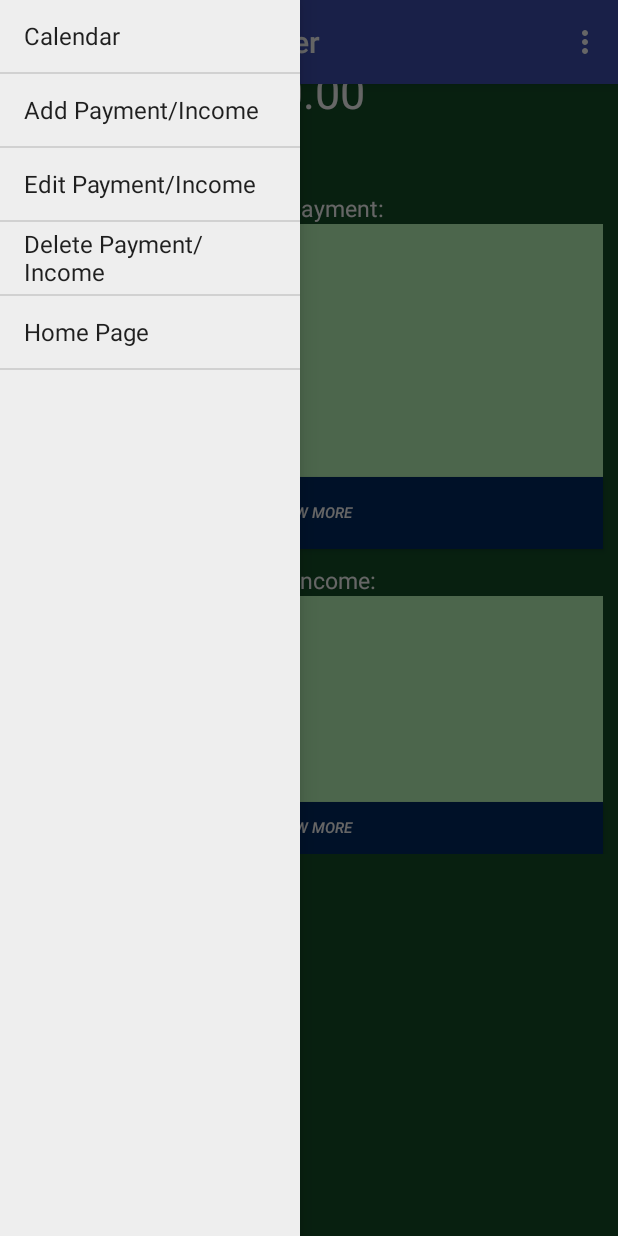
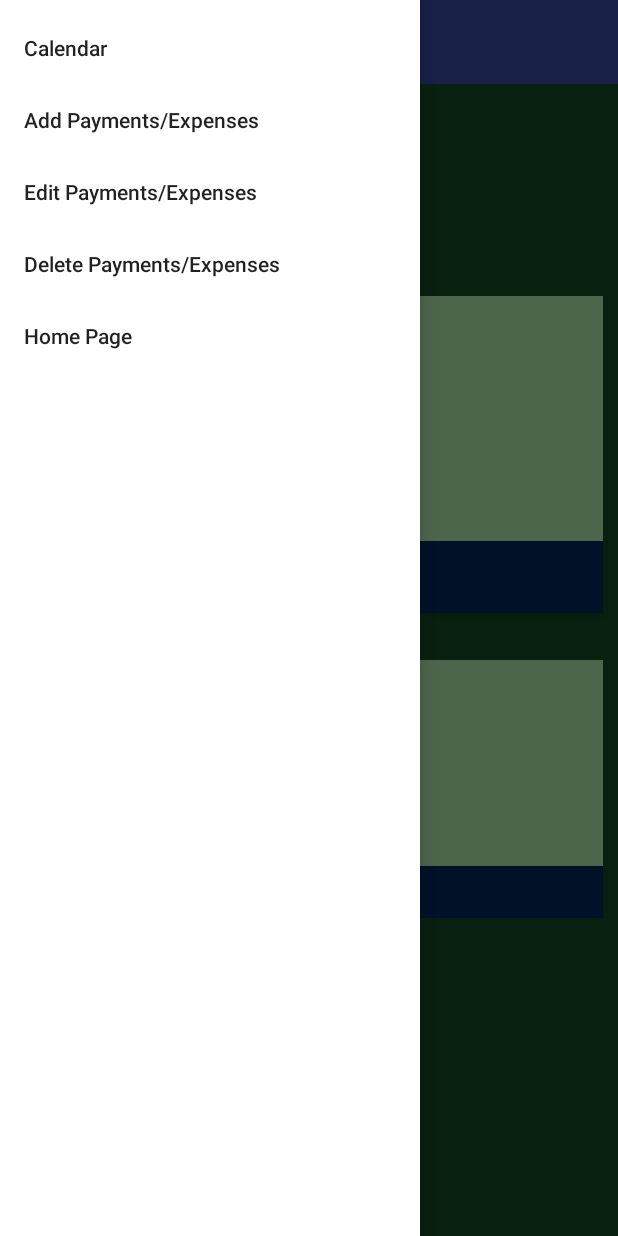
Before and after one commit to ucsdCSE110wi16/CSE110W260T2, an Android app: the screen it shows after launch (MainActivity), after a tap on "Open navigation drawer", on a phone screen of 412 x 824 dp. Run offline under Robolectric (Android 15) with nearby library versions, the phone set to English and light mode, and no system bars.

Commit message:
Vincent's 1st update on the navigation drawer

```diff
--- a/SmartBudgeter/app/build.gradle
+++ b/SmartBudgeter/app/build.gradle
@@ -26,4 +26,5 @@ dependencies {
     compile 'com.android.support:design:23.1.1'
     compile 'com.google.android.gms:play-services:8.4.0'
     compile 'com.android.support:support-v4:23.1.1'
+
 }
--- a/SmartBudgeter/app/src/main/java/com/example/kingd/hello_world/Calendar.java
+++ b/SmartBudgeter/app/src/main/java/com/example/kingd/hello_world/Calendar.java
@@ -16,7 +16,7 @@ public class Calendar extends AppCompatActivity {
     @Override
     protected void onCreate(Bundle savedInstanceState) {
         super.onCreate(savedInstanceState);
-        setContentView(R.layout.activity_calendar);
+        setContentView(R.layout.content_calendar);
         Toolbar toolbar = (Toolbar) findViewById(R.id.toolbar);
         setSupportActionBar(toolbar);
 
--- a/SmartBudgeter/app/src/main/java/com/example/kingd/hello_world/MainActivity.java
+++ b/SmartBudgeter/app/src/main/java/com/example/kingd/hello_world/MainActivity.java
@@ -1,9 +1,9 @@
 package com.example.kingd.hello_world;
 
 import android.app.FragmentManager;
-import android.content.Intent;
 import android.content.res.Configuration;
 import android.os.Bundle;
+import android.support.design.widget.NavigationView;
 import android.support.v4.app.Fragment;
 import android.support.v4.widget.DrawerLayout;
 import android.support.v7.app.ActionBarDrawerToggle;
@@ -20,24 +20,38 @@ public class MainActivity extends AppCompatActivity {
 
 /*    public static DBFetch dbFetch = new DBFetch(); */
 
-    private ListView mDrawerList;
-    private DrawerLayout mDrawerLayout;
-    private ArrayAdapter<String> mAdapter;
-    private ActionBarDrawerToggle mDrawerToggle;
-    private String mActivityTitle;
+    private DrawerLayout mDrawer;
+    private NavigationView nvDrawer;
+    private Toolbar toolbar;
+    private ActionBarDrawerToggle drawerToggle;
+
 
 
     @Override
     protected void onCreate(Bundle savedInstanceState) {
         super.onCreate(savedInstanceState);
         setContentView(R.layout.activity_main);
-        Toolbar toolbar = (Toolbar) findViewById(R.id.toolbar);
+
+        // Set a Toolbar to replace the ActionBar.
+        toolbar = (Toolbar) findViewById(R.id.toolbar);
         setSupportActionBar(toolbar);
 
+        // Find our drawer view
+        mDrawer = (DrawerLayout) findViewById(R.id.drawer_layout);
+        drawerToggle = setupDrawerToggle();
+
+
+        nvDrawer = (NavigationView) findViewById(R.id.nvView);
+        // Setup drawer view
+        setupDrawerContent(nvDrawer);
+
+        mDrawer.setDrawerListener(drawerToggle);
+
+        android.support.v4.app.FragmentManager fragmentManager = getSupportFragmentManager();
+
         if (savedInstanceState == null) {
-            homePage hPage = new homePage();
-            getSupportFragmentManager().beginTransaction()
-                    .add(R.id.fragment_container, hPage)
+            homePage mainPage = new homePage();
+            fragmentManager.beginTransaction().add(R.id.fragment_container, mainPage)
                     .addToBackStack(null)
                     .commit();
         }
@@ -45,159 +59,92 @@ public class MainActivity extends AppCompatActivity {
 
         }
 
-        //initialize the dbFetch project
- /*       dbFetch.readFromFile();
-        dbFetch.rePopulateFromRead();
-        dbFetch.sortHistoryByDate();
-        dbFetch.sortUnpaidByDate(); */
-
-        // Code for Navigation Bar
-        mDrawerList = (ListView)findViewById(R.id.navList);mDrawerLayout = (DrawerLayout)findViewById(R.id.drawer_layout);
-        mActivityTitle = getTitle().toString();
-
-        addDrawerItems();
-        setupDrawer();
-
-        getSupportActionBar().setDisplayHomeAsUpEnabled(true);
-        getSupportActionBar().setHomeButtonEnabled(true);
-
-        mDrawerToggle = new ActionBarDrawerToggle(this, mDrawerLayout,
-                R.string.drawer_open, R.string.drawer_close) {
-
-            /** Called when a drawer has settled in a completely open state. */
-            public void onDrawerOpened(View drawerView) {
     }
 
-            /** Called when a drawer has settled in a completely closed state. */
-            public void onDrawerClosed(View view) {
+    private ActionBarDrawerToggle setupDrawerToggle() {
+        return new ActionBarDrawerToggle(this, mDrawer, toolbar, R.string.drawer_open,  R.string.drawer_close);
     }
-        };
-
-/*
-        // Update Next Payment fields
-        TextView dateField = (TextView) findViewById(R.id.amountField);
-        TextView categoryField = (TextView) findViewById(R.id.categoryField);
-        TextView amountField = (TextView) findViewById(R.id.categoryField);
-        TextView notesField = (TextView) findViewById(R.id.notesField);
-        dateField.setText(""); // Replace with getters
-        categoryField.setText("");
-        amountField.setText("");
-        notesField.setText("");
 
 
-        // Update Next Income fields
-        TextView dateField2 = (TextView) findViewById(R.id.amountField2);
-        TextView categoryField2 = (TextView) findViewById(R.id.categoryField2);
-        TextView amountField2 = (TextView) findViewById(R.id.categoryField2);
-        TextView notesField2 = (TextView) findViewById(R.id.notesField2);
-        dateField2.setText(""); // Replace with getters
-        categoryField2.setText("");
-        amountField2.setText("");
-        notesField2.setText("");
-
-        // Show more payments button listener
-        Button showMorePaymentsBtn = (Button)findViewById(R.id.showMorePayments);
-
-        showMorePaymentsBtn.setOnClickListener(new View.OnClickListener() {
-            public void onClick(View v) {
-                startActivity(new Intent(MainActivity.this, showMorePayments.class));
+    private void setupDrawerContent(NavigationView navigationView) {
+        navigationView.setNavigationItemSelectedListener(
+                new NavigationView.OnNavigationItemSelectedListener() {
+                    @Override
+                    public boolean onNavigationItemSelected(MenuItem menuItem) {
+                        selectDrawerItem(menuItem);
+                        return true;
                     }
                 });
-
-        // Show more income button listener
-        Button showMoreIncomeBtn = (Button)findViewById(R.id.showMoreIncome);
-
-        showMoreIncomeBtn.setOnClickListener(new View.OnClickListener() {
-            public void onClick(View v) {
-                startActivity(new Intent(MainActivity.this, showMoreIncome.class));
-            }
-        }); */
-
     }
 
 
 
+
+
  @Override
-    public boolean onCreateOptionsMenu(Menu menu) {
-        // Inflate the menu; this adds items to the action bar if it is present.
-        getMenuInflater().inflate(R.menu.menu_main, menu);
+  public boolean onOptionsItemSelected(MenuItem item) {
+      if (drawerToggle.onOptionsItemSelected(item)) {
           return true;
       }
-
-
-    private void addDrawerItems() {
-        String[] osArray = { "Calendar", "Add Payment/Income", "Edit Payment/Income",
-                "Delete Payment/Income", "Home Page" };
-        mAdapter = new ArrayAdapter<String>(this, android.R.layout.simple_list_item_1, osArray);
-        mDrawerList.setAdapter(mAdapter);
-
-        mDrawerList.setOnItemSelectedListener(new AdapterView.OnItemSelectedListener() {
-            @Override
-            public void onItemSelected(AdapterView<?> parent, View view, int position, long id) {
-                Bundle args = new Bundle();
-                Intent intent = new Intent(MainActivity.this, Calendar.class);
-                startActivity(intent);
+      return super.onOptionsItemSelected(item);
   }
 
-            @Override
-            public void onNothingSelected(AdapterView<?> parent) {
-
-            }
-        });
-    }
-
-    private void setupDrawer() {
-        mDrawerToggle = new ActionBarDrawerToggle(this, mDrawerLayout, R.string.drawer_open, R.string.drawer_close) {
-
-            /** Called when a drawer has settled in a completely open state. */
-            public void onDrawerOpened(View drawerView) {
-                super.onDrawerOpened(drawerView);
-                getSupportActionBar().setTitle("Smart Budgeter");
-                invalidateOptionsMenu(); // creates call to onPrepareOptionsMenu()
-            }
-
-            /** Called when a drawer has settled in a completely closed state. */
-            public void onDrawerClosed(View view) {
-                super.onDrawerClosed(view);
-                getSupportActionBar().setTitle(mActivityTitle);
-                invalidateOptionsMenu(); // creates call to onPrepareOptionsMenu()
-            }
-        };
-
-        mDrawerToggle.setDrawerIndicatorEnabled(true);
-        mDrawerLayout.setDrawerListener(mDrawerToggle);
-    }
-
+    // Make sure this is the method with just `Bundle` as the signature
     @Override
     protected void onPostCreate(Bundle savedInstanceState) {
         super.onPostCreate(savedInstanceState);
         // Sync the toggle state after onRestoreInstanceState has occurred.
-        mDrawerToggle.syncState();
+        drawerToggle.syncState();
     }
+
+    public void selectDrawerItem(MenuItem menuItem) {
+        // Create a new fragment and specify the planet to show based on
+        // position
+        Fragment fragment = null;
+
+        Class fragmentClass;
+        switch(menuItem.getItemId()) {
+            case R.id.nav_first_fragment:
+                fragmentClass = CalendarFragment.class;
+                break;
+            case R.id.nav_second_fragment:
+                fragmentClass = CalendarFragment.class;
+                break;
+            case R.id.nav_third_fragment:
+                fragmentClass = CalendarFragment.class;
+                break;
+            case R.id.nav_fourth_fragment:
+                fragmentClass = CalendarFragment.class;
+                break;
+            case R.id.nav_fifth_fragment:
+                fragmentClass = homePage.class;
+                break;
+            default:
+                fragmentClass = homePage.class;
+        }
+
+        try {
+            fragment = (Fragment) fragmentClass.newInstance();
+        } catch (Exception e) {
+            e.printStackTrace();
+        }
+
+        // Insert the fragment by replacing any existing fragment
+        android.support.v4.app.FragmentManager fragmentManager = getSupportFragmentManager();
+        fragmentManager.beginTransaction().replace(R.id.fragment_container, fragment).commit();
+
+        // Highlight the selected item, update the title, and close the drawer
+        menuItem.setChecked(true);
+        setTitle(menuItem.getTitle());
+        mDrawer.closeDrawers();
+    }
+
 
     @Override
     public void onConfigurationChanged(Configuration newConfig) {
         super.onConfigurationChanged(newConfig);
-        mDrawerToggle.onConfigurationChanged(newConfig);
+        // Pass any configuration change to the drawer toggles
+        drawerToggle.onConfigurationChanged(newConfig);
     }
 
-    @Override
-    public boolean onOptionsItemSelected(MenuItem item) {
-        // Handle action bar item clicks here. The action bar will
-        // automatically handle clicks on the Home/Up button, so long
-        // as you specify a parent activity in AndroidManifest.xml.
-        int id = item.getItemId();
-
-        //noinspection SimplifiableIfStatement
-        if (id == R.id.action_settings) {
-            return true;
 }
-
-        // Activate the navigation drawer toggle
-        if (mDrawerToggle.onOptionsItemSelected(item)) {
-            return true;
-        }
-
-        return super.onOptionsItemSelected(item);
-    }
-}
--- a/SmartBudgeter/app/src/main/java/com/example/kingd/hello_world/homePage.java
+++ b/SmartBudgeter/app/src/main/java/com/example/kingd/hello_world/homePage.java
@@ -76,8 +76,8 @@ public class homePage extends Fragment {
                              Bundle savedInstanceState) {
         // Inflate the layout for this fragment
         FragmentActivity faActivity = (FragmentActivity) super.getActivity();
-        LinearLayout llayout = (LinearLayout) inflater.inflate(R.layout.content_main, container,
-                false);
+        LinearLayout llayout = (LinearLayout) inflater.inflate(R.layout.content_main
+                , container, false);
 
         // Update Next Payment fields
         TextView dateField = (TextView) llayout.findViewById(R.id.amountField);
--- a/SmartBudgeter/app/src/main/res/layout/activity_main.xml
+++ b/SmartBudgeter/app/src/main/res/layout/activity_main.xml
@@ -2,49 +2,56 @@
 
 <android.support.v4.widget.DrawerLayout
     xmlns:android="http://schemas.android.com/apk/res/android"
-    xmlns:tools="http://schemas.android.com/tools"
+    xmlns:app="http://schemas.android.com/apk/res-auto"
     android:id="@+id/drawer_layout"
     android:layout_width="match_parent"
     android:layout_height="match_parent">
 
-    <android.support.design.widget.CoordinatorLayout xmlns:android="http://schemas.android.com/apk/res/android"
-        xmlns:app="http://schemas.android.com/apk/res-auto"
-        xmlns:tools="http://schemas.android.com/tools"
+    <!-- This LinearLayout represents the contents of the screen  -->
+    <LinearLayout
         android:layout_width="match_parent"
         android:layout_height="match_parent"
-        android:fitsSystemWindows="true"
-        tools:context="com.example.kingd.hello_world.MainActivity">
+        android:orientation="vertical">
 
-        <android.support.design.widget.AppBarLayout
+        <!-- The ActionBar displayed at the top -->
+        <android.support.v7.widget.Toolbar
+            xmlns:android="http://schemas.android.com/apk/res/android"
+            xmlns:app="http://schemas.android.com/apk/res-auto"
+            android:id="@+id/toolbar"
+            android:layout_height="wrap_content"
             android:layout_width="match_parent"
-            android:layout_height="wrap_content"
-            android:theme="@style/AppTheme.AppBarOverlay">
+            android:fitsSystemWindows="true"
+            app:theme="@style/ThemeOverlay.AppCompat.Dark.ActionBar"
+            android:background="?attr/colorPrimary"
+            app:popupTheme="@style/AppTheme.PopupOverlay" />
 
-            <android.support.v7.widget.Toolbar
-                android:id="@+id/toolbar"
-                android:layout_width="match_parent"
-                android:layout_height="?attr/actionBarSize"
-                android:background="?attr/colorPrimary"
-                app:popupTheme="@style/AppTheme.PopupOverlay" />
+        <!-- The main content view where fragments are loaded -->
+        <FrameLayout
+            android:id="@+id/fragment_container"
+            android:layout_width="match_parent"
+            android:layout_height="match_parent" />
+    </LinearLayout>
 
-        </android.support.design.widget.AppBarLayout>
 <!--
         <include layout="@layout/content_main" />
 -->
 
-        <FrameLayout
-            android:id="@+id/fragment_container"
-            android:layout_width="match_parent"
-            android:layout_height="match_parent"></FrameLayout>
+    <!-- The navigation drawer that comes from the left -->
+    <!-- Note that `android:layout_gravity` needs to be set to 'start' -->
+    <android.support.design.widget.NavigationView
+        android:id="@+id/nvView"
+        android:layout_width="wrap_content"
+        android:layout_height="match_parent"
+        android:layout_gravity="start"
+        android:background="@android:color/white"
+        app:menu="@menu/drawer_view" />
 
-    </android.support.design.widget.CoordinatorLayout>
-
-    <!-- Side navigation drawer UI -->
+    <!-- Side navigation drawer UI
     <ListView
         android:id="@+id/navList"
         android:layout_width="200dp"
         android:layout_height="match_parent"
         android:layout_gravity="left|start"
         android:background="#ffeeeeee"/>
-
+ -->
 </android.support.v4.widget.DrawerLayout>
--- a/SmartBudgeter/app/src/main/res/layout/fragment_home_page.xml
+++ b/SmartBudgeter/app/src/main/res/layout/fragment_home_page.xml
@@ -87,7 +87,8 @@
                     android:textAppearance="?android:attr/textAppearanceLarge"
                     android:text="Date:"
                     android:id="@+id/dateText"
-                    android:layout_margin="3dp" />
+                    android:layout_margin="3dp"
+                    android:textColor="#000000" />
 
                 <TextView
                     android:layout_width="wrap_content"
@@ -98,7 +99,8 @@
                     android:layout_below="@+id/dateText"
                     android:layout_alignParentLeft="true"
                     android:layout_alignParentStart="true"
-                    android:layout_margin="3dp" />
+                    android:layout_margin="3dp"
+                    android:textColor="#000000" />
 
                 <TextView
                     android:layout_width="wrap_content"
@@ -109,7 +111,8 @@
                     android:layout_below="@+id/categoryText"
                     android:layout_alignParentLeft="true"
                     android:layout_alignParentStart="true"
-                    android:layout_margin="3dp" />
+                    android:layout_margin="3dp"
+                    android:textColor="#000000" />
 
                 <TextView
                     android:layout_width="wrap_content"
@@ -123,7 +126,8 @@
                     android:layout_toEndOf="@+id/amountText"
                     android:password="false"
                     android:layout_alignTop="@+id/amountText"
-                    android:layout_toRightOf="@+id/amountText" />
+                    android:layout_toRightOf="@+id/amountText"
+                    android:textColor="#000000" />
 
                 <TextView
                     android:layout_width="wrap_content"
@@ -136,7 +140,8 @@
                     android:layout_above="@+id/amountField"
                     android:layout_alignTop="@+id/categoryText"
                     android:layout_toRightOf="@+id/categoryText"
-                    android:layout_toEndOf="@+id/categoryText" />
+                    android:layout_toEndOf="@+id/categoryText"
+                    android:textColor="#000000" />
 
                 <TextView
                     android:layout_width="wrap_content"
@@ -150,7 +155,8 @@
                     android:text="yyyy/mm/dd"
                     android:layout_above="@+id/categoryField"
                     android:layout_toRightOf="@+id/notesField"
-                    android:layout_toEndOf="@+id/notesField" />
+                    android:layout_toEndOf="@+id/notesField"
+                    android:textColor="#000000" />
 
                 <TextView
                     android:layout_width="wrap_content"
@@ -162,7 +168,8 @@
                     android:layout_alignStart="@+id/amountText"
                     android:layout_alignRight="@+id/categoryText"
                     android:layout_alignEnd="@+id/categoryText"
-                    android:layout_below="@+id/amountText" />
+                    android:layout_below="@+id/amountText"
+                    android:textColor="#000000" />
 
                 <TextView
                     android:layout_width="wrap_content"
@@ -227,7 +234,8 @@
                         android:textAppearance="?android:attr/textAppearanceLarge"
                         android:text="Date:"
                         android:id="@+id/dateText2"
-                        android:layout_margin="3dp" />
+                        android:layout_margin="3dp"
+                        android:textColor="#000000" />
 
                     <TextView
                         android:layout_width="wrap_content"
@@ -238,7 +246,8 @@
                         android:layout_below="@+id/dateText2"
                         android:layout_alignParentLeft="true"
                         android:layout_alignParentStart="true"
-                        android:layout_margin="3dp" />
+                        android:layout_margin="3dp"
+                        android:textColor="#000000" />
 
                     <TextView
                         android:layout_width="wrap_content"
@@ -249,7 +258,8 @@
                         android:layout_below="@+id/categoryText2"
                         android:layout_alignParentLeft="true"
                         android:layout_alignParentStart="true"
-                        android:layout_margin="3dp" />
+                        android:layout_margin="3dp"
+                        android:textColor="#000000" />
 
                     <TextView
                         android:layout_width="wrap_content"
@@ -263,7 +273,8 @@
                         android:layout_toEndOf="@+id/categoryText2"
                         android:password="false"
                         android:layout_above="@+id/notesText2"
-                        android:layout_toRightOf="@+id/categoryText2" />
+                        android:layout_toRightOf="@+id/categoryText2"
+                        android:textColor="#000000" />
 
                     <TextView
                         android:layout_width="wrap_content"
@@ -276,7 +287,8 @@
                         android:layout_alignEnd="@+id/amountField2"
                         android:layout_above="@+id/amountField2"
                         android:layout_toRightOf="@+id/categoryText2"
-                        android:layout_toEndOf="@+id/categoryText2" />
+                        android:layout_toEndOf="@+id/categoryText2"
+                        android:textColor="#000000" />
 
                     <TextView
                         android:layout_width="wrap_content"
@@ -291,7 +303,8 @@
                         android:layout_toRightOf="@+id/dateText2"
                         android:layout_toEndOf="@+id/dateText2"
                         android:textIsSelectable="false"
-                        android:text="yyyy/mm/dd" />
+                        android:text="yyyy/mm/dd"
+                        android:textColor="#000000" />
 
                     <TextView
                         android:layout_width="wrap_content"
@@ -303,7 +316,8 @@
                         android:layout_alignStart="@+id/amountText2"
                         android:layout_alignRight="@+id/categoryText2"
                         android:layout_alignEnd="@+id/categoryText2"
-                        android:layout_below="@+id/amountText2" />
+                        android:layout_below="@+id/amountText2"
+                        android:textColor="#000000" />
 
                     <TextView
                         android:layout_width="wrap_content"
--- /dev/null
+++ b/SmartBudgeter/app/src/main/res/menu/drawer_view.xml
@@ -0,0 +1,20 @@
+<menu xmlns:android="http://schemas.android.com/apk/res/android">
+
+    <group android:checkableBehavior="single">
+        <item
+            android:id="@+id/nav_first_fragment"
+            android:title="Calendar" />
+        <item
+            android:id="@+id/nav_second_fragment"
+            android:title="Add Payments/Expenses" />
+        <item
+            android:id="@+id/nav_third_fragment"
+            android:title="Edit Payments/Expenses" />
+        <item
+            android:id="@+id/nav_fourth_fragment"
+            android:title="Delete Payments/Expenses" />
+        <item
+            android:id="@+id/nav_fifth_fragment"
+            android:title="Home Page" />
+    </group>
+</menu>
--- a/SmartBudgeter/app/src/main/res/values/strings.xml
+++ b/SmartBudgeter/app/src/main/res/values/strings.xml
@@ -17,6 +17,6 @@
     <string name="title_activity_show_more_payments">showMorePayments</string>
     <string name="title_activity_show_more_income">showMoreIncome</string>
 
-<!-- TODO: Remove or change this placeholder text -->
+    <!-- TODO: Remove or change this placeholder text -->
     <string name="hello_blank_fragment">Hello blank fragment</string>
 </resources>
--- a/SmartBudgeter/app/src/main/res/values/styles.xml
+++ b/SmartBudgeter/app/src/main/res/values/styles.xml
@@ -17,4 +17,5 @@
 
     <style name="AppTheme.PopupOverlay" parent="ThemeOverlay.AppCompat.Light" />
 
+
 </resources>
```
Also changed, not shown: SmartBudgeter/app/src/main/java/com/example/kingd/hello_world/CalendarFragment.java (added, +34 -0 lines), SmartBudgeter/app/src/main/res/layout/content_main.xml (+16 -0 lines), SmartBudgeter/app/src/main/res/layout/fragment_calendar.xml (added, +41 -0 lines). Lines whose indentation alone changed are shown as unchanged.
